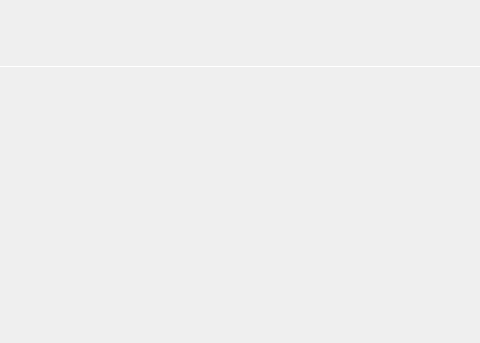
Above: gui/ui/tool_launcher.ui from analogdevicesinc/scopy before the change; both pictures show x 510 to 990 and y 0 to 343 of the 1280 by 720 pixel window. Below: the same form after it.
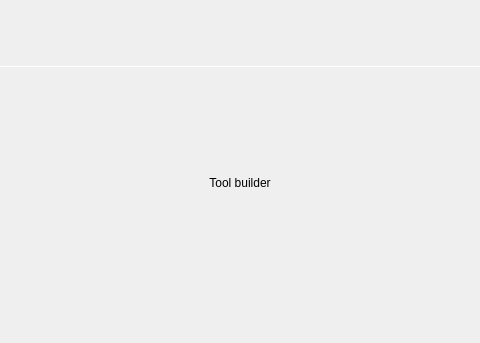
That is the form after the change. Icons and pictures are not drawn. Custom widgets are drawn as their Qt base class.

Commit message: GUI: Implemented ToolView and ToolViewBuilder

```diff
--- a/gui/ui/tool_launcher.ui
+++ b/gui/ui/tool_launcher.ui
@@ -1289,6 +1289,19 @@
                     </property>
                    </spacer>
                   </item>
+                  <item>
+                   <widget class="QPushButton" name="btnSeeToolBuilder">
+                    <property name="text">
+                     <string>Tool builder</string>
+                    </property>
+                    <property name="checkable">
+                     <bool>true</bool>
+                    </property>
+                    <property name="blue_button" stdset="0">
+                     <bool>true</bool>
+                    </property>
+                   </widget>
+                  </item>
                  </layout>
                 </widget>
                </widget>
```
Left out of the diff: 42 changed lines with no effect on the pictures. The commit also changes 25 other files.
